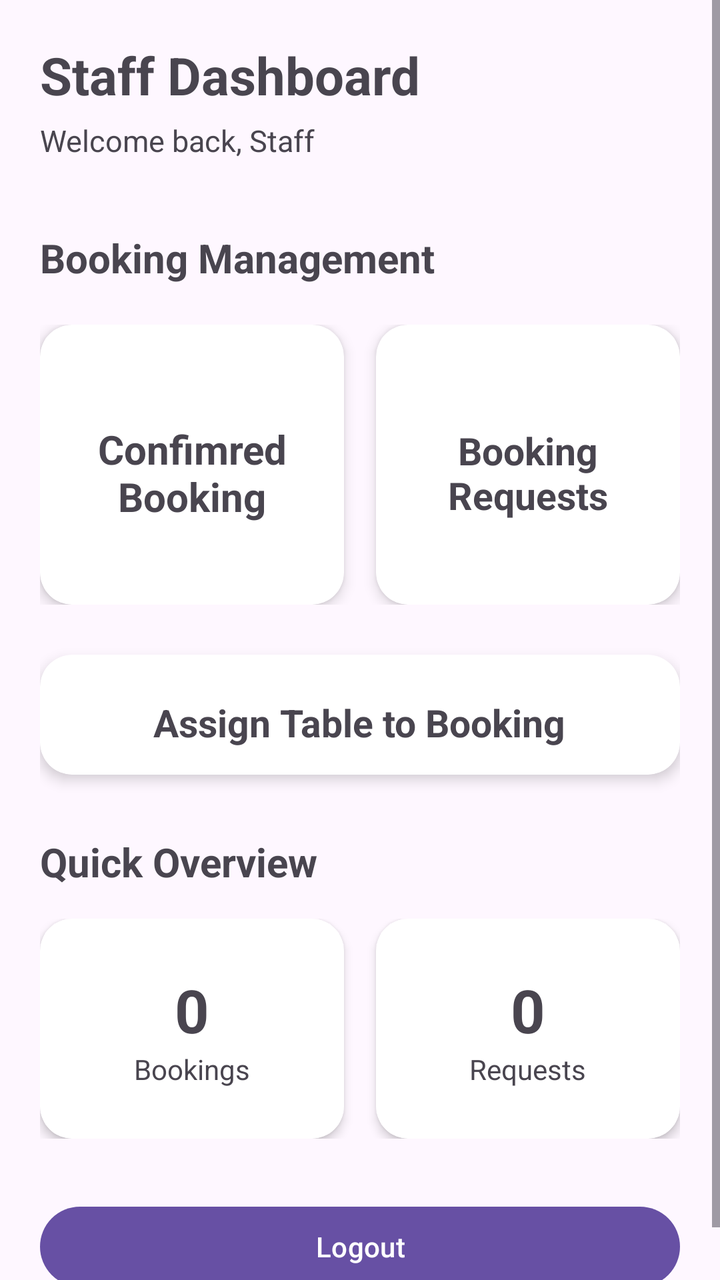
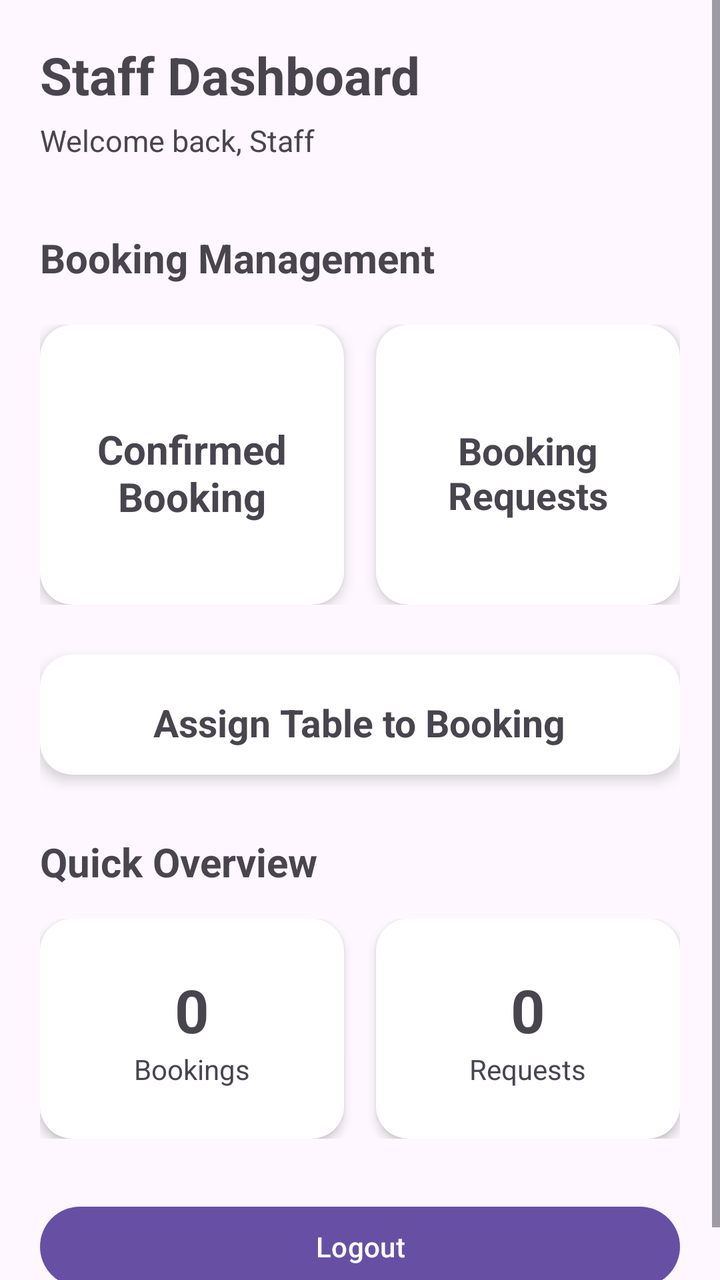

Before-and-after screenshots of an Android layout around one commit, followed by the original layout XML and the change that was made.
<!-- AndroidManifest.xml: application theme Theme.ISCG7424GroupAssessment -->
<!-- res/layout/activity_staff_main_page.xml -->
<?xml version="1.0" encoding="utf-8"?>
<ScrollView xmlns:android="http://schemas.android.com/apk/res/android"
    xmlns:app="http://schemas.android.com/apk/res-auto"
    xmlns:tools="http://schemas.android.com/tools"
    android:id="@+id/main"
    android:layout_width="match_parent"
    android:layout_height="match_parent"
    tools:context=".staff.S_MainPage"
    android:fillViewport="true">

    <LinearLayout
        android:layout_width="match_parent"
        android:layout_height="wrap_content"
        android:orientation="vertical"
        android:padding="20dp">

        
        <LinearLayout
            android:layout_width="match_parent"
            android:layout_height="wrap_content"
            android:gravity="center_vertical"
            android:orientation="horizontal">

            <LinearLayout
                android:layout_width="0dp"
                android:layout_height="wrap_content"
                android:layout_weight="1"
                android:orientation="vertical">

                <TextView
                    android:layout_width="wrap_content"
                    android:layout_height="wrap_content"
                    android:text="Staff Dashboard"
                    android:textSize="26sp"
                    android:textStyle="bold"/>

                <TextView
                    android:layout_width="wrap_content"
                    android:layout_height="wrap_content"
                    android:layout_marginTop="5dp"
                    android:text="Welcome back, Staff"
                    android:textSize="15sp"/>

            </LinearLayout>
        </LinearLayout>


        
        <TextView
            android:layout_width="match_parent"
            android:layout_height="wrap_content"
            android:layout_marginTop="35dp"
            android:text="Booking Management"
            android:textSize="20sp"
            android:textStyle="bold"/>


        


        
        <LinearLayout
            android:layout_width="match_parent"
            android:layout_height="wrap_content"
            android:layout_marginTop="20dp"
            android:orientation="horizontal">


            
            <androidx.cardview.widget.CardView
                android:id="@+id/cv_confirmedStaffBooking"
                android:layout_width="0dp"
                android:layout_height="140dp"
                android:layout_marginEnd="8dp"
                android:layout_weight="1"
                android:clickable="true"
                android:focusable="true"
                app:cardCornerRadius="16dp"
                app:cardElevation="4dp">

                <LinearLayout
                    android:layout_width="match_parent"
                    android:layout_height="match_parent"
                    android:gravity="center"
                    android:orientation="vertical">

                    <TextView
                        android:layout_width="wrap_content"
                        android:layout_height="wrap_content"
                        android:layout_marginTop="8dp"
                        android:text="Confimred\nBooking"
                        android:textAlignment="center"
                        android:textSize="20sp"
                        android:textStyle="bold" />
                </LinearLayout>
            </androidx.cardview.widget.CardView>


            
            <androidx.cardview.widget.CardView
                android:id="@+id/cv_bookingStaffRequests"
                android:layout_width="0dp"
                android:layout_height="140dp"
                android:layout_marginStart="8dp"
                android:layout_weight="1"
                android:clickable="true"
                android:focusable="true"
                app:cardCornerRadius="16dp"
                app:cardElevation="4dp">

                <LinearLayout
                    android:layout_width="match_parent"
                    android:layout_height="match_parent"
                    android:gravity="center"
                    android:orientation="vertical">

                    <TextView
                        android:layout_width="wrap_content"
                        android:layout_height="wrap_content"
                        android:layout_marginTop="8dp"
                        android:gravity="center"
                        android:text="Booking Requests"
                        android:textSize="19sp"
                        android:textStyle="bold" />

                </LinearLayout>

            </androidx.cardview.widget.CardView>

        </LinearLayout>

        <androidx.cardview.widget.CardView
            android:id="@+id/cv_SAssignTable"
            android:layout_width="match_parent"
            android:layout_height="60dp"
            android:layout_marginTop="25dp"
            android:layout_weight="1"
            android:clickable="true"
            android:focusable="true"
            app:cardCornerRadius="16dp"
            app:cardElevation="4dp">

            <LinearLayout
                android:layout_width="match_parent"
                android:layout_height="match_parent"
                android:gravity="center"
                android:orientation="vertical">

                <TextView
                    android:layout_width="wrap_content"
                    android:layout_height="wrap_content"
                    android:layout_marginTop="8dp"
                    android:gravity="center"
                    android:text="Assign Table to Booking"
                    android:textSize="19sp"
                    android:textStyle="bold" />

            </LinearLayout>

        </androidx.cardview.widget.CardView>

        <TextView
            android:layout_width="match_parent"
            android:layout_height="wrap_content"
            android:layout_marginTop="30dp"
            android:text="Quick Overview"
            android:textSize="20sp"
            android:textStyle="bold"/>


        <LinearLayout
            android:layout_width="match_parent"
            android:layout_height="wrap_content"
            android:layout_marginTop="15dp"
            android:orientation="horizontal">


            
            <androidx.cardview.widget.CardView
                android:layout_width="0dp"
                android:layout_height="110dp"
                android:layout_marginEnd="8dp"
                android:layout_weight="1"
                app:cardCornerRadius="16dp"
                app:cardElevation="3dp">

                <LinearLayout
                    android:layout_width="match_parent"
                    android:layout_height="match_parent"
                    android:gravity="center"
                    android:orientation="vertical">

                    <TextView
                        android:id="@+id/tv_bookingStaffCount"
                        android:layout_width="wrap_content"
                        android:layout_height="wrap_content"
                        android:text="0"
                        android:textSize="30sp"
                        android:textStyle="bold"/>

                    <TextView
                        android:layout_width="wrap_content"
                        android:layout_height="wrap_content"
                        android:text="Bookings"
                        android:textSize="14sp"/>

                </LinearLayout>

            </androidx.cardview.widget.CardView>


            
            <androidx.cardview.widget.CardView
                android:layout_width="0dp"
                android:layout_height="110dp"
                android:layout_marginStart="8dp"
                android:layout_weight="1"
                app:cardCornerRadius="16dp"
                app:cardElevation="3dp">

                <LinearLayout
                    android:layout_width="match_parent"
                    android:layout_height="match_parent"
                    android:gravity="center"
                    android:orientation="vertical">

                    <TextView
                        android:id="@+id/tv_requestStaffCount"
                        android:layout_width="wrap_content"
                        android:layout_height="wrap_content"
                        android:text="0"
                        android:textSize="30sp"
                        android:textStyle="bold"/>

                    <TextView
                        android:layout_width="wrap_content"
                        android:layout_height="wrap_content"
                        android:text="Requests"
                        android:textSize="14sp"/>

                </LinearLayout>

            </androidx.cardview.widget.CardView>

        </LinearLayout>


        
        <Button
            android:onClick="btnLogout"
            android:layout_width="match_parent"
            android:layout_height="wrap_content"
            android:layout_marginTop="30dp"
            android:text="Logout"/>

    </LinearLayout>

</ScrollView>
<!-- resources referenced by this layout -->
<resources>
  <style name="Theme.ISCG7424GroupAssessment" parent="Base.Theme.ISCG7424GroupAssessment" />
  <style name="Base.Theme.ISCG7424GroupAssessment" parent="Theme.Material3.DayNight.NoActionBar">
          
          
      </style>
</resources>

<!-- the commit's change to res/layout/activity_staff_main_page.xml (unified diff, before → after) -->
@@ -88,7 +88,7 @@
                         android:layout_width="wrap_content"
                         android:layout_height="wrap_content"
                         android:layout_marginTop="8dp"
-                        android:text="Confimred\nBooking"
+                        android:text="Confirmed\nBooking"
                         android:textAlignment="center"
                         android:textSize="20sp"
                         android:textStyle="bold" />
